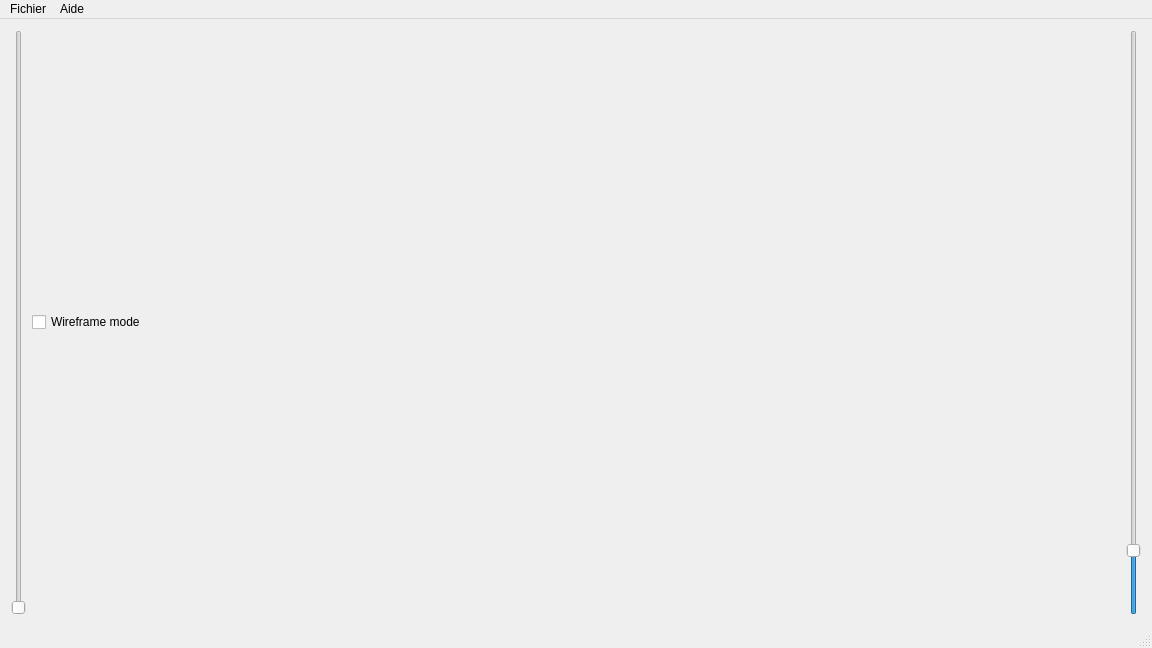
The window that mainwindow.ui (haorenhl007/skellig) describes before a commit, drawn with Qt 5.
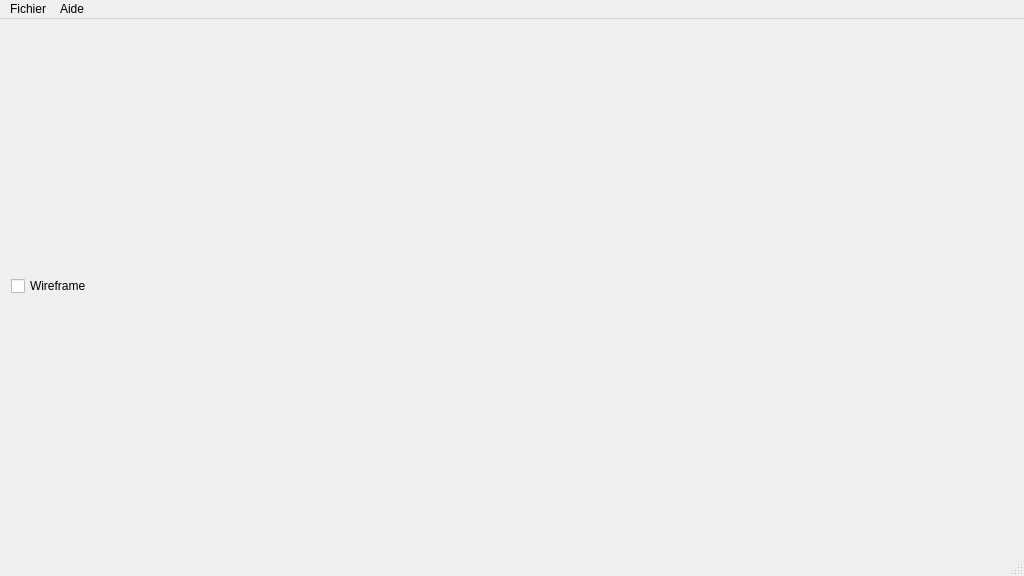
The same window after the commit.

Commit message: Click and drag to rotate and move the model, memorize last file path

Patch:
```diff
--- a/mainwindow.ui
+++ b/mainwindow.ui
@@ -6,52 +6,26 @@
    <rect>
     <x>0</x>
     <y>0</y>
-    <width>1152</width>
-    <height>648</height>
+    <width>1024</width>
+    <height>576</height>
    </rect>
   </property>
   <property name="windowTitle">
    <string>Model Viewer</string>
   </property>
   <widget class="QWidget" name="centralWidget">
-   <layout class="QHBoxLayout" name="centralLayout">
+   <layout class="QVBoxLayout" name="centralLayout">
     <item>
-     <widget class="QSlider" name="rotateSlider">
-      <property name="maximum">
-       <number>360</number>
-      </property>
-      <property name="sliderPosition">
-       <number>0</number>
-      </property>
-      <property name="orientation">
-       <enum>Qt::Vertical</enum>
-      </property>
-     </widget>
-    </item>
-    <item>
-     <layout class="QVBoxLayout" name="verticalLayout">
+     <layout class="QHBoxLayout" name="settingsLayout">
       <item>
-       <widget class="QCheckBox" name="checkBox">
+       <widget class="QCheckBox" name="wireframeBox">
         <property name="text">
-         <string>Wireframe mode</string>
+         <string>Wireframe</string>
         </property>
        </widget>
       </item>
      </layout>
     </item>
-    <item>
-     <widget class="QSlider" name="cameraSlider">
-      <property name="maximum">
-       <number>200</number>
-      </property>
-      <property name="value">
-       <number>20</number>
-      </property>
-      <property name="orientation">
-       <enum>Qt::Vertical</enum>
-      </property>
-     </widget>
-    </item>
    </layout>
   </widget>
   <widget class="QMenuBar" name="menuBar">
@@ -59,7 +33,7 @@
     <rect>
      <x>0</x>
      <y>0</y>
-     <width>1152</width>
+     <width>1024</width>
      <height>19</height>
     </rect>
    </property>
```
Left out of the diff: 2 changed lines with no effect on the pictures. The commit also changes 5 other files.
